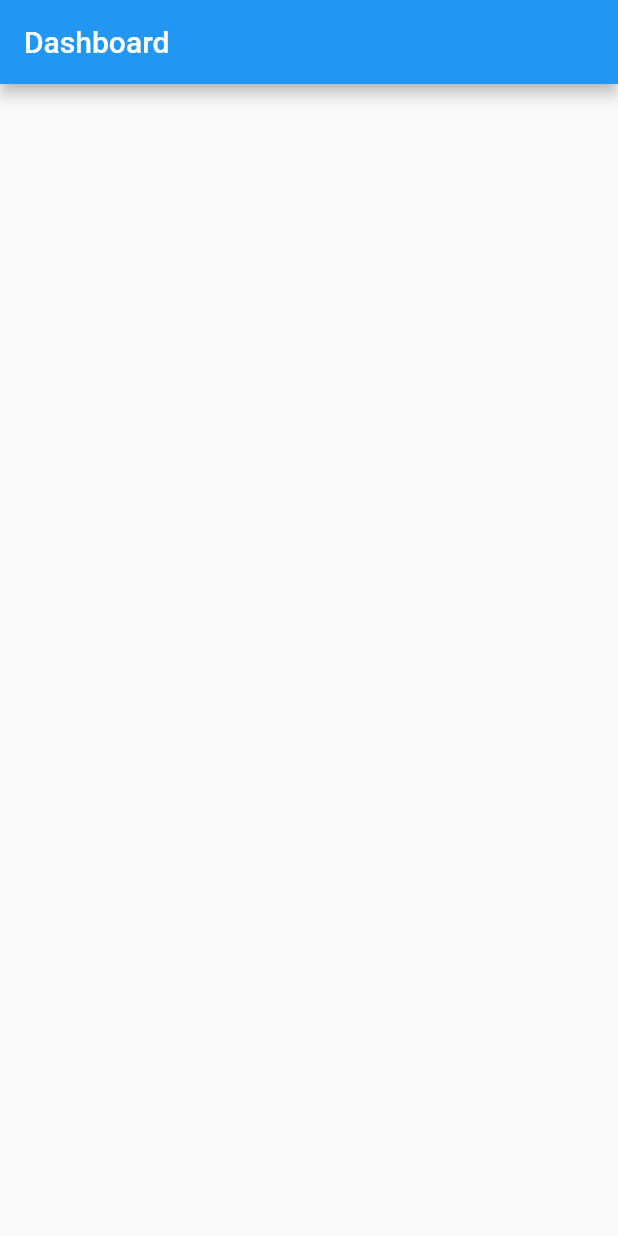
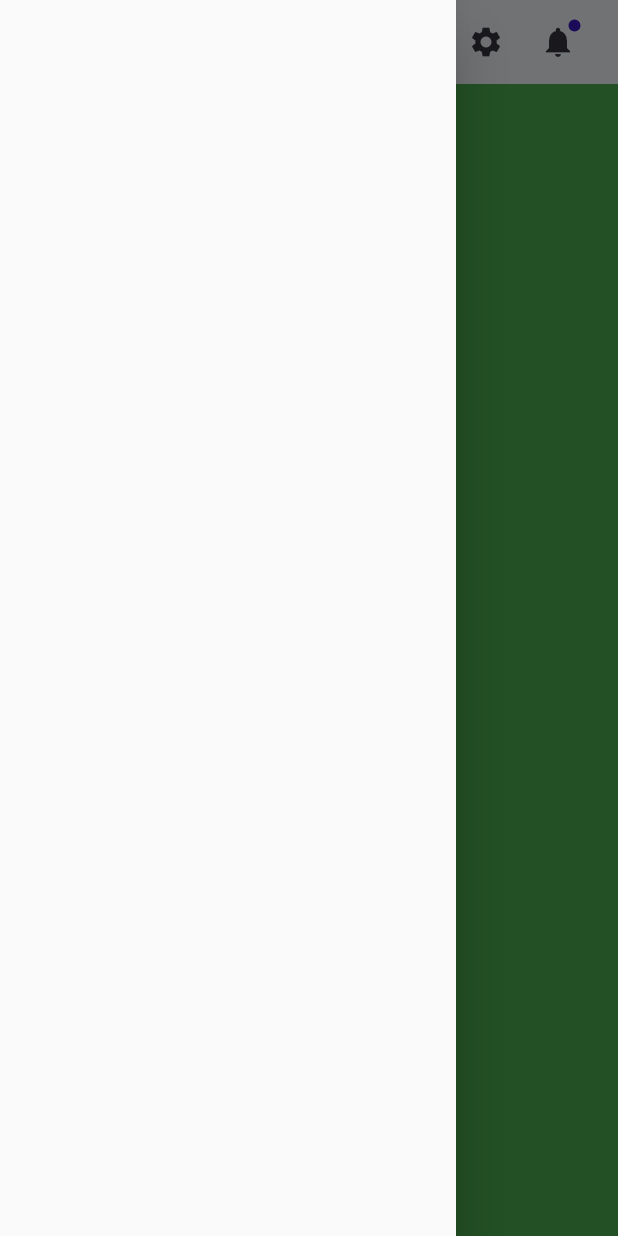
Before and after one commit to zeksdev/flutter_web_dashboard, a Flutter app: the screen it shows after launch, with the side drawer open (before the commit the screen has no drawer), on a phone screen of 412 x 824 dp. Run offline on Flutter 3.47's test engine with Material 2 defaults, Android fonts, the phone set to English and light mode, and no system bars; our stand-ins replace google_fonts.

Commit message:
App layout

```diff
--- a/lib/layout.dart
+++ b/lib/layout.dart
@@ -1,15 +1,26 @@
 import 'package:flutter/material.dart';
+import 'package:flutter_web_dashboard/widgets/large_screen.dart';
+import 'package:flutter_web_dashboard/widgets/responsive_widget.dart';
+import 'package:flutter_web_dashboard/widgets/small_screen.dart';
+import 'package:flutter_web_dashboard/widgets/top_nav.dart';
 
 class Layout extends StatelessWidget {
-  const Layout({Key? key}) : super(key: key);
+  final GlobalKey<ScaffoldState> scaffoldKey = GlobalKey();
+
+  Layout({Key? key}) : super(key: key);
 
   @override
   Widget build(BuildContext context) {
     return Scaffold(
-      appBar: AppBar(
-        title: Text("Dashboard"),
+      appBar: topNav(context, scaffoldKey),
+      body: const ResponsiveWidget(
+        largeScreen: LargeScreen(),
+        mediumScreen: LargeScreen(),
+        smallScreen: SmallScreen(),
       ),
-      body: Container(),
+      drawer: Drawer(
+        child: Container(),
+      ),
     );
   }
 }
--- a/lib/main.dart
+++ b/lib/main.dart
@@ -1,4 +1,6 @@
 import 'package:flutter/material.dart';
+import 'package:flutter_web_dashboard/constants/style.dart';
+import 'package:google_fonts/google_fonts.dart';
 
 import 'layout.dart';
 
@@ -16,9 +18,11 @@ class MyApp extends StatelessWidget {
       title: 'Dashboard',
       debugShowCheckedModeBanner: false,
       theme: ThemeData(
-        primarySwatch: Colors.blue,
-      ),
-      home: const Layout(),
+          primarySwatch: Colors.blue,
+          scaffoldBackgroundColor: light,
+          textTheme: GoogleFonts.mulishTextTheme(Theme.of(context).textTheme)
+              .apply(bodyColor: Colors.black)),
+      home: Layout(),
     );
   }
 }
--- /dev/null
+++ b/lib/widgets/large_screen.dart
@@ -0,0 +1,23 @@
+import 'package:flutter/material.dart';
+
+class LargeScreen extends StatelessWidget {
+  const LargeScreen({Key? key}) : super(key: key);
+
+  @override
+  Widget build(BuildContext context) {
+    return Row(
+      children: [
+        Expanded(
+            child: Container(
+          color: Colors.red,
+        )),
+        Expanded(
+          flex: 5,
+          child: Container(
+            color: Colors.blue,
+          ),
+        )
+      ],
+    );
+  }
+}
--- /dev/null
+++ b/lib/widgets/responsive_widget.dart
@@ -0,0 +1,33 @@
+import 'package:flutter/material.dart';
+
+const int largeScreenSize = 1366;
+const int mediumScreenSize = 768;
+const int smallScreenSize = 360;
+const int customScreenSize = 1100;
+
+class ResponsiveWidget extends StatelessWidget {
+  final Widget? smallScreen;
+  final Widget? mediumScreen;
+  final Widget largeScreen;
+
+  const ResponsiveWidget(
+      {this.smallScreen, this.mediumScreen, required this.largeScreen});
+
+  static bool isSmallScreen(BuildContext context) =>
+      MediaQuery.of(context).size.width < mediumScreenSize;
+
+  @override
+  Widget build(BuildContext context) {
+    return LayoutBuilder(
+        builder: (BuildContext context, BoxConstraints constraints) {
+      double width = constraints.maxWidth;
+      if (constraints.maxWidth >= largeScreenSize) {
+        return largeScreen;
+      } else if (mediumScreenSize <= width && width < largeScreenSize) {
+        return mediumScreen ?? largeScreen;
+      } else {
+        return smallScreen ?? largeScreen;
+      }
+    });
+  }
+}
--- /dev/null
+++ b/lib/widgets/small_screen.dart
@@ -0,0 +1,10 @@
+import 'package:flutter/material.dart';
+
+class SmallScreen extends StatelessWidget {
+  const SmallScreen({Key? key}) : super(key: key);
+
+  @override
+  Widget build(BuildContext context) {
+    return Container(color: Colors.green);
+  }
+}
--- /dev/null
+++ b/lib/widgets/top_nav.dart
@@ -0,0 +1,72 @@
+import 'package:flutter/cupertino.dart';
+import 'package:flutter/material.dart';
+import 'package:flutter_web_dashboard/constants/style.dart';
+import 'package:flutter_web_dashboard/widgets/responsive_widget.dart';
+
+AppBar topNav(BuildContext context, GlobalKey<ScaffoldState> key) => AppBar(
+      backgroundColor: light,
+      elevation: 0,
+      leading: !ResponsiveWidget.isSmallScreen(context)
+          ? Row(
+              children: [
+                Padding(
+                  padding: const EdgeInsets.only(left: 16.0),
+                  child: Image.asset(
+                    "assets/icons/logo.png",
+                    width: 24,
+                  ),
+                ),
+              ],
+            )
+          : IconButton(
+              icon: Icon(
+                Icons.menu,
+                color: dark,
+              ),
+              onPressed: () {
+                key.currentState?.openDrawer();
+              },
+            ),
+      title: Row(
+        children: [
+          Visibility(
+            visible: !ResponsiveWidget.isSmallScreen(context),
+            child: Text(
+              "Dashboard",
+              style: TextStyle(
+                  color: lightGrey, fontSize: 20, fontWeight: FontWeight.bold),
+            ),
+          ),
+          Expanded(child: Container()),
+          IconButton(
+            icon: Icon(Icons.settings, color: dark),
+            onPressed: () {},
+          ),
+          Stack(
+            children: [
+              IconButton(
+                icon: Icon(
+                  Icons.notifications,
+                  color: dark,
+                ),
+                onPressed: () {},
+              ),
+              Positioned(
+                top: 7,
+                right: 7,
+                child: Container(
+                  width: 12,
+                  height: 12,
+                  //padding: const EdgeInsets.all(4),
+                  decoration: BoxDecoration(
+                    color: active,
+                    borderRadius: BorderRadius.circular(30),
+                    border: Border.all(color: light, width: 2),
+                  ),
+                ),
+              )
+            ],
+          )
+        ],
+      ),
+    );
```
Also changed, not shown: 1 other file.
